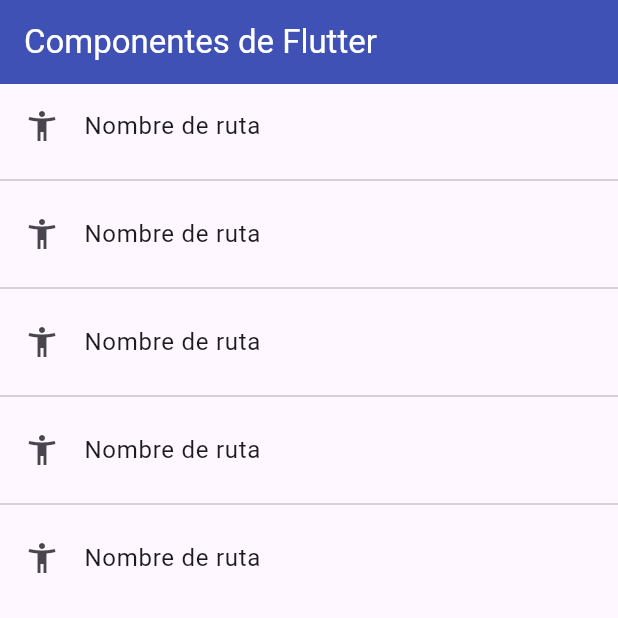
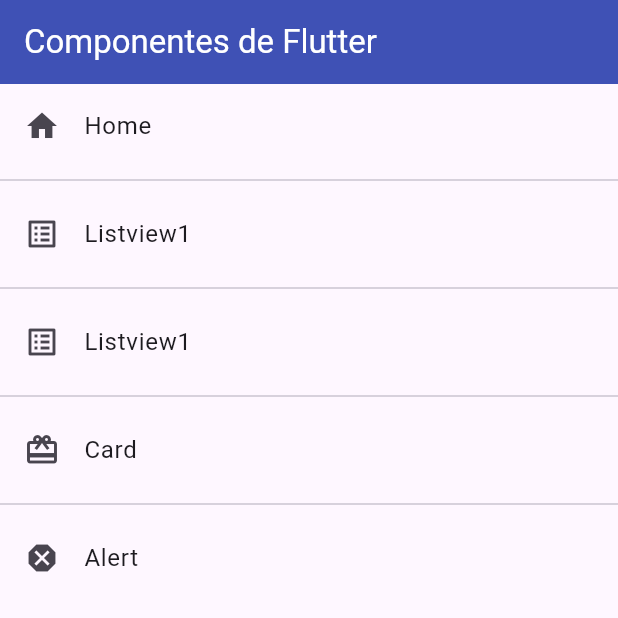
Before and after one commit to alHortalV/fl_components, a Flutter app: the screen it shows after launch, on a phone screen of 412 x 824 dp, the top half of it. Run offline on Flutter 3.47's test engine with Material 3 defaults, Android fonts, the phone set to English and light mode, and no system bars.

Commit message:
Ponemos en app_routes los distintos screens y cambiamos las constantes definidas en home_screen por los screens

```diff
--- a/lib/main.dart
+++ b/lib/main.dart
@@ -13,7 +13,7 @@ class MyApp extends StatelessWidget {
         title: 'Material App',
         // home: const Listview2Screen(),
         initialRoute: AppRoutes.initialRoute,
-        routes: AppRoutes.routes,
+        routes: AppRoutes.getAppRoutes(),
         onGenerateRoute: AppRoutes.onGenerateRoute);
   }
 }
--- /dev/null
+++ b/lib/models/menu_options.dart
@@ -0,0 +1 @@
+export 'package:fl_componentes/models/models.dart';
--- /dev/null
+++ b/lib/models/models.dart
@@ -0,0 +1,14 @@
+import 'package:flutter/material.dart';
+
+class MenuOption {
+  final String route;
+  final IconData icon;
+  final String name;
+  final Widget screen;
+
+  MenuOption(
+      {required this.route,
+      required this.icon,
+      required this.name,
+      required this.screen});
+}
--- a/lib/routes/app_routes.dart
+++ b/lib/routes/app_routes.dart
@@ -1,16 +1,51 @@
+import 'package:fl_componentes/models/models.dart';
 import 'package:fl_componentes/screens/screens.dart';
 import 'package:flutter/material.dart';
 
 class AppRoutes {
   static const initialRoute = "home";
-  static Map<String, Widget Function(BuildContext)> routes = {
-    // Para cambiar el nombre de los screens
-    "listview1": (BuildContext context) => const Listview1Screen(),
-    "listview2": (BuildContext context) => const Listview2Screen(),
-    "alert": (BuildContext context) => const AlertScreen(),
-    "card": (BuildContext context) => const CardScreen(),
-    "home": (BuildContext context) => const HomeScreen(),
-  };
+
+  static final menuOptions = <MenuOption>[
+    MenuOption(
+      route: 'home',
+      name: 'Home',
+      icon: Icons.home,
+      screen: const HomeScreen(),
+    ),
+    MenuOption(
+      route: 'listview1',
+      name: 'Listview1',
+      icon: Icons.list_alt,
+      screen: const HomeScreen(),
+    ),
+    MenuOption(
+      route: 'listview2',
+      name: 'Listview1',
+      icon: Icons.list_alt,
+      screen: const HomeScreen(),
+    ),
+    MenuOption(
+      route: 'card',
+      name: 'Card',
+      icon: Icons.card_giftcard,
+      screen: const HomeScreen(),
+    ),
+    MenuOption(
+      route: 'alert',
+      name: 'Alert',
+      icon: Icons.dangerous,
+      screen: const HomeScreen(),
+    ),
+  ];
+
+  static Map<String, Widget Function(BuildContext)> getAppRoutes() {
+    Map<String, Widget Function(BuildContext)> appRoutes = {};
+    for (final option in menuOptions) {
+      appRoutes.addAll({option.route: (BuildContext context) => option.screen});
+    }
+    return appRoutes;
+  }
+
   static Route<dynamic> onGenerateRoute(RouteSettings settings) {
     return MaterialPageRoute(
         builder: (context) =>
--- a/lib/screens/home_screen.dart
+++ b/lib/screens/home_screen.dart
@@ -1,3 +1,4 @@
+import 'package:fl_componentes/routes/app_routes.dart';
 import 'package:flutter/material.dart';
 
 class HomeScreen extends StatelessWidget {
@@ -15,14 +16,14 @@ class HomeScreen extends StatelessWidget {
         body: ListView.separated(
           itemBuilder: (context, index) => ListTile(
             // El contexto aLmacena información y se utiliza para intercambiar información entre un wdget y otro
-            leading: const Icon(Icons.accessibility_new_outlined),
-            title: const Text("Nombre de ruta"),
+            leading: Icon(AppRoutes.menuOptions[index].icon),
+            title: Text(AppRoutes.menuOptions[index].name),
             onTap: () {
-              Navigator.pushNamed(context, "card");
+              Navigator.pushNamed(context, AppRoutes.menuOptions[index].route);
             },
           ),
           separatorBuilder: (context, index) => const Divider(),
-          itemCount: 5,
+          itemCount: AppRoutes.menuOptions.length,
         ));
   }
 }
```
